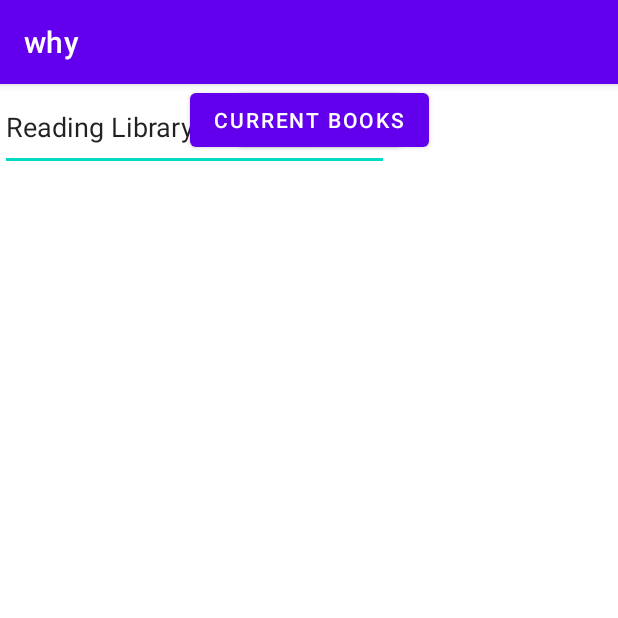
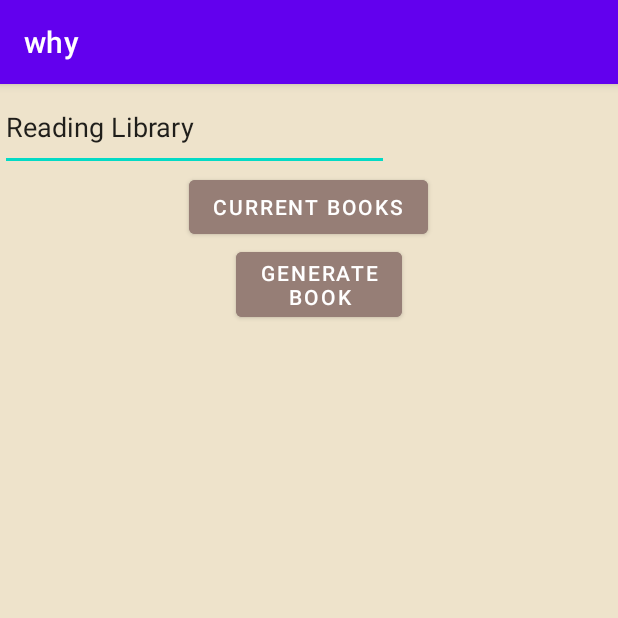
Before and after one commit to ayanahye/mobile-dev-final-project, an Android app: the screen it shows after launch (MainActivity), on a phone screen of 412 x 824 dp, the top half of it. Run offline under Robolectric (Android 15) with nearby library versions, the phone set to English and light mode, and no system bars.

Commit message:
Added some design commit

```diff
--- a/app/build.gradle
+++ b/app/build.gradle
@@ -33,6 +33,7 @@ dependencies {
     implementation 'androidx.appcompat:appcompat:1.6.1'
     implementation 'com.google.android.material:material:1.8.0'
     implementation 'androidx.constraintlayout:constraintlayout:2.1.4'
+    implementation 'androidx.preference:preference:1.2.0'
     testImplementation 'junit:junit:4.13.2'
     androidTestImplementation 'androidx.test.ext:junit:1.1.5'
     androidTestImplementation 'androidx.test.espresso:espresso-core:3.5.1'
--- a/app/src/main/AndroidManifest.xml
+++ b/app/src/main/AndroidManifest.xml
@@ -11,6 +11,10 @@
         android:supportsRtl="true"
         android:theme="@style/Theme.Why"
         tools:targetApi="31">
+        <activity
+            android:name=".SettingsActivity"
+            android:exported="false"
+            android:label="@string/title_activity_settings" />
         <activity
             android:name=".main_page"
             android:exported="false" />
--- a/app/src/main/java/com/example/why/main_page.java
+++ b/app/src/main/java/com/example/why/main_page.java
@@ -13,6 +13,7 @@ import android.widget.Button;
 import android.widget.EditText;
 import android.widget.ListView;
 import android.widget.Toast;
+import com.example.why.SettingsActivity;
 
 import java.util.ArrayList;
 
@@ -47,6 +48,8 @@ public class main_page extends AppCompatActivity {
             }
         });
 
+
+
         myDB = new MyDatabaseHelper(main_page.this);
         books = new ArrayList<>();
 
@@ -65,6 +68,8 @@ public class main_page extends AppCompatActivity {
         setUplistViewListener();
 
         displayData();
+
+
 
 
     }
--- a/app/src/main/res/layout/activity_main.xml
+++ b/app/src/main/res/layout/activity_main.xml
@@ -6,16 +6,19 @@
     android:layout_height="match_parent"
     tools:context=".MainActivity">
 
-    <Button
-        android:id="@+id/prevRead"
-        android:layout_width="wrap_content"
-        android:layout_height="wrap_content"
-        android:layout_marginStart="157dp"
-        android:layout_marginEnd="144dp"
-        android:text="My reads"
-        app:layout_constraintEnd_toEndOf="parent"
-        app:layout_constraintStart_toStartOf="parent"
-        tools:layout_editor_absoluteY="361dp" />
+    <LinearLayout
+        android:layout_width="match_parent"
+        android:layout_height="match_parent"
+        android:background="@color/lightestbrown"
+        android:orientation="vertical">
+
+        <EditText
+            android:id="@+id/Title"
+            android:layout_width="259dp"
+            android:layout_height="58dp"
+            android:ems="10"
+            android:inputType="textPersonName"
+            android:text="Reading Library" />
 
         <Button
             android:id="@+id/currRead"
@@ -23,19 +26,17 @@
             android:layout_height="wrap_content"
             android:layout_marginStart="126dp"
             android:layout_marginEnd="126dp"
-        android:text="Current Books"
-        app:layout_constraintEnd_toEndOf="parent"
-        app:layout_constraintStart_toStartOf="parent"
-        tools:layout_editor_absoluteY="466dp" />
+            android:backgroundTint="@color/darkestbrown"
+            android:text="Current Books" />
 
-    <EditText
-        android:id="@+id/Title"
-        android:layout_width="259dp"
-        android:layout_height="58dp"
-        android:ems="10"
-        android:inputType="textPersonName"
-        android:text="Reading Library"
-        tools:layout_editor_absoluteX="89dp"
-        tools:layout_editor_absoluteY="167dp" />
+        <Button
+            android:id="@+id/prevRead"
+            android:layout_width="wrap_content"
+            android:layout_height="wrap_content"
+            android:layout_marginStart="157dp"
+            android:layout_marginEnd="144dp"
+            android:backgroundTint="@color/darkestbrown"
+            android:text="Generate Book" />
+    </LinearLayout>
 
 </androidx.constraintlayout.widget.ConstraintLayout>
--- a/app/src/main/res/values/colors.xml
+++ b/app/src/main/res/values/colors.xml
@@ -7,4 +7,8 @@
     <color name="teal_700">#FF018786</color>
     <color name="black">#FF000000</color>
     <color name="white">#FFFFFFFF</color>
+    <color name="bluee">#B7C4CF</color>
+    <color name="lightestbrown">#EEE3CB</color>
+    <color name="mediumbrown">#D7C0AE</color>
+    <color name="darkestbrown">#967E76</color>
 </resources>
```
Also changed, not shown: app/src/main/java/com/example/why/SettingsActivity.java (added, +37 -0 lines), app/src/main/res/layout/activity_main_page.xml (+7 -0 lines), app/src/main/res/layout/activity_old.xml (+11 -0 lines), app/src/main/res/layout/settings_activity.xml (added, +9 -0 lines), app/src/main/res/values-night/colors.xml (added, +9 -0 lines), app/src/main/res/values/arrays.xml (added, +12 -0 lines), app/src/main/res/values/strings.xml (+16 -0 lines), app/src/main/res/xml/root_preferences.xml (added, +35 -0 lines). Lines whose indentation alone changed are shown as unchanged.
